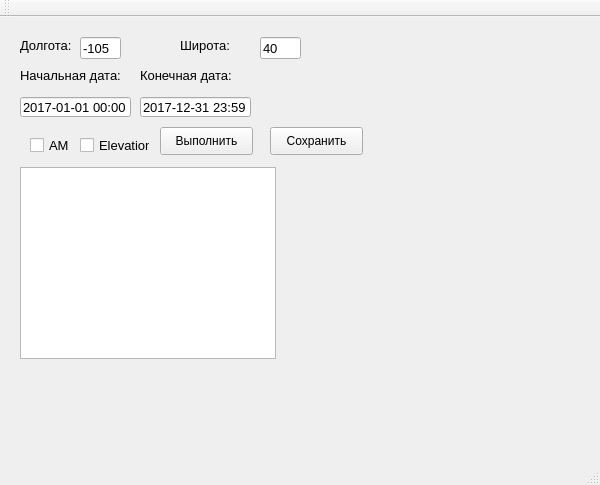
Above: SolarGeometryCalculatorNOAA.ui from alneka/SGC before the change. Below: the same form after it.
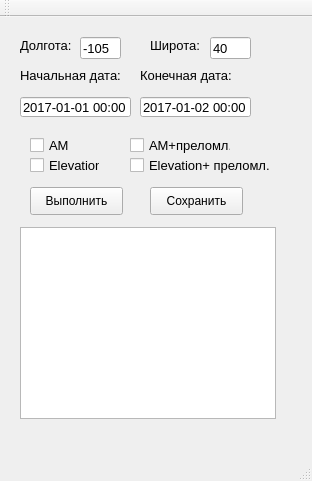
That is the form after the change.

Diff of the .ui file:
```diff
--- a/SolarGeometryCalculatorNOAA.ui
+++ b/SolarGeometryCalculatorNOAA.ui
@@ -6,8 +6,8 @@
    <rect>
     <x>0</x>
     <y>0</y>
-    <width>600</width>
-    <height>485</height>
+    <width>312</width>
+    <height>481</height>
    </rect>
   </property>
   <property name="windowTitle">
@@ -32,13 +32,13 @@
      <set>Qt::ImhNone</set>
     </property>
     <property name="text">
-     <string>2017-12-31 23:59</string>
+     <string>2017-01-02 00:00</string>
     </property>
    </widget>
    <widget class="QLineEdit" name="le_latitude">
     <property name="geometry">
      <rect>
-      <x>260</x>
+      <x>210</x>
       <y>20</y>
       <width>41</width>
       <height>22</height>
@@ -74,8 +74,8 @@
    <widget class="QPushButton" name="pb_SGC_start">
     <property name="geometry">
      <rect>
-      <x>160</x>
-      <y>110</y>
+      <x>30</x>
+      <y>170</y>
       <width>93</width>
       <height>28</height>
      </rect>
@@ -126,7 +126,7 @@
    <widget class="QLabel" name="l_latitude">
     <property name="geometry">
      <rect>
-      <x>180</x>
+      <x>150</x>
       <y>20</y>
       <width>71</width>
       <height>16</height>
@@ -204,8 +204,8 @@
    <widget class="QCheckBox" name="cB_isElevation">
     <property name="geometry">
      <rect>
-      <x>80</x>
-      <y>120</y>
+      <x>30</x>
+      <y>140</y>
       <width>70</width>
       <height>17</height>
      </rect>
@@ -222,8 +222,8 @@
    <widget class="QPushButton" name="pb_SGC_AM_Elev_save">
     <property name="geometry">
      <rect>
-      <x>270</x>
-      <y>110</y>
+      <x>150</x>
+      <y>170</y>
       <width>93</width>
       <height>28</height>
      </rect>
@@ -236,12 +236,48 @@
     <property name="geometry">
      <rect>
       <x>20</x>
-      <y>150</y>
+      <y>210</y>
       <width>256</width>
       <height>192</height>
      </rect>
     </property>
    </widget>
+   <widget class="QCheckBox" name="cB_isElevation_with_refr">
+    <property name="geometry">
+     <rect>
+      <x>130</x>
+      <y>140</y>
+      <width>151</width>
+      <height>17</height>
+     </rect>
+    </property>
+    <property name="font">
+     <font>
+      <pointsize>10</pointsize>
+     </font>
+    </property>
+    <property name="text">
+     <string>Elevation+ преломл.</string>
+    </property>
+   </widget>
+   <widget class="QCheckBox" name="cb_isAM_with_refr">
+    <property name="geometry">
+     <rect>
+      <x>130</x>
+      <y>120</y>
+      <width>101</width>
+      <height>17</height>
+     </rect>
+    </property>
+    <property name="font">
+     <font>
+      <pointsize>10</pointsize>
+     </font>
+    </property>
+    <property name="text">
+     <string>AM+преломл.</string>
+    </property>
+   </widget>
   </widget>
   <widget class="QMenuBar" name="menuBar">
    <property name="geometry">
```
Left out of the diff: 2 changed lines with no effect on the pictures.
